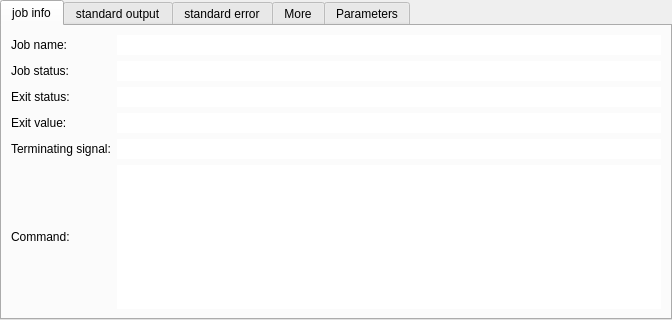
First picture: the form in python/soma_workflow/gui/JobInfo.ui, repository populse/soma-workflow, before the edit.
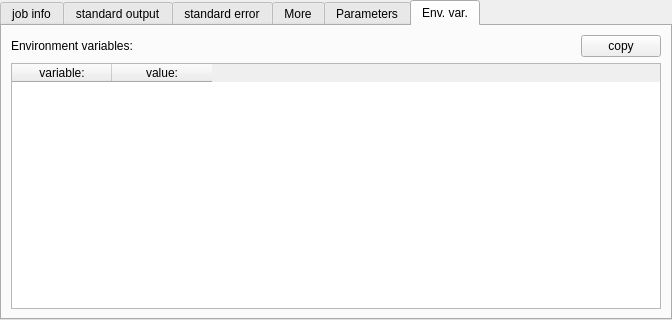
Second picture: the form after the edit. The open tabs and pages were chosen to show the change.

Commit message: added env variables in jobs info + fixes in command GUI

What changed in the file:
```diff
--- a/python/soma_workflow/gui/JobInfo.ui
+++ b/python/soma_workflow/gui/JobInfo.ui
@@ -483,6 +483,54 @@
     </item>
    </layout>
   </widget>
+  <widget class="QWidget" name="tab_envar">
+   <attribute name="title">
+    <string>Env. var.</string>
+   </attribute>
+   <layout class="QVBoxLayout" name="verticalLayout_4">
+    <item>
+     <layout class="QHBoxLayout" name="horizontalLayout_4">
+      <item>
+       <widget class="QLabel" name="label_17">
+        <property name="text">
+         <string>Environment variables:</string>
+        </property>
+       </widget>
+      </item>
+      <item>
+       <widget class="QPushButton" name="envar_copy_btn">
+        <property name="sizePolicy">
+         <sizepolicy hsizetype="Fixed" vsizetype="Fixed">
+          <horstretch>0</horstretch>
+          <verstretch>0</verstretch>
+         </sizepolicy>
+        </property>
+        <property name="text">
+         <string>copy</string>
+        </property>
+       </widget>
+      </item>
+     </layout>
+    </item>
+    <item>
+     <widget class="QTableWidget" name="envar_table">
+      <attribute name="verticalHeaderVisible">
+       <bool>false</bool>
+      </attribute>
+      <column>
+       <property name="text">
+        <string>variable:</string>
+       </property>
+      </column>
+      <column>
+       <property name="text">
+        <string>value:</string>
+       </property>
+      </column>
+     </widget>
+    </item>
+   </layout>
+  </widget>
  </widget>
  <resources/>
  <connections/>
```
The commit also changes 2 other files.
